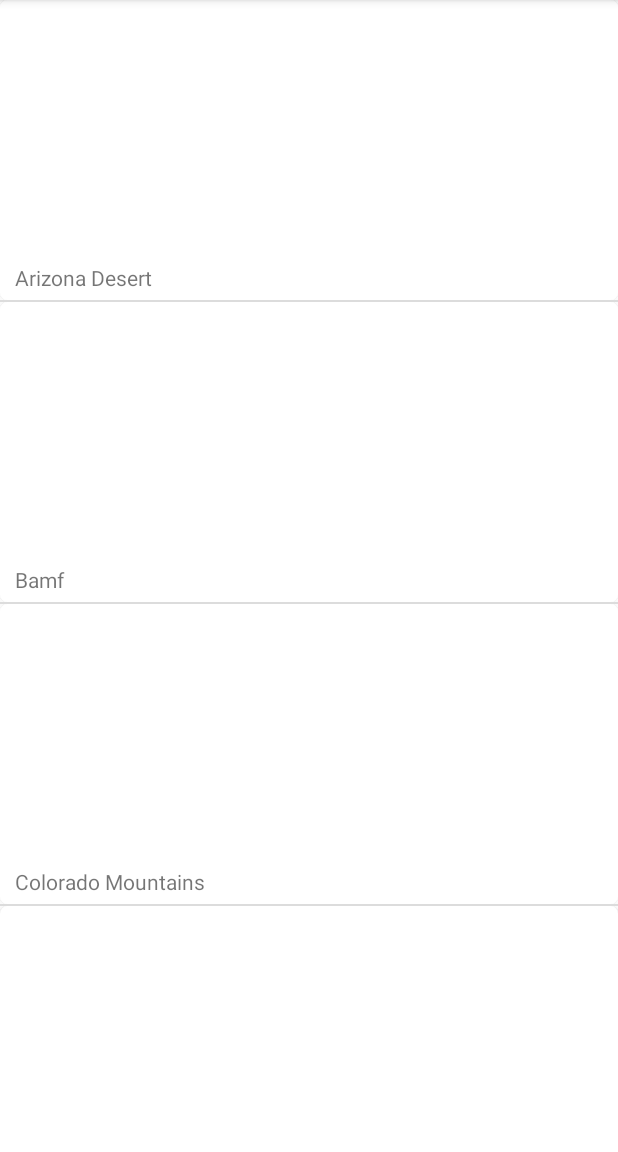
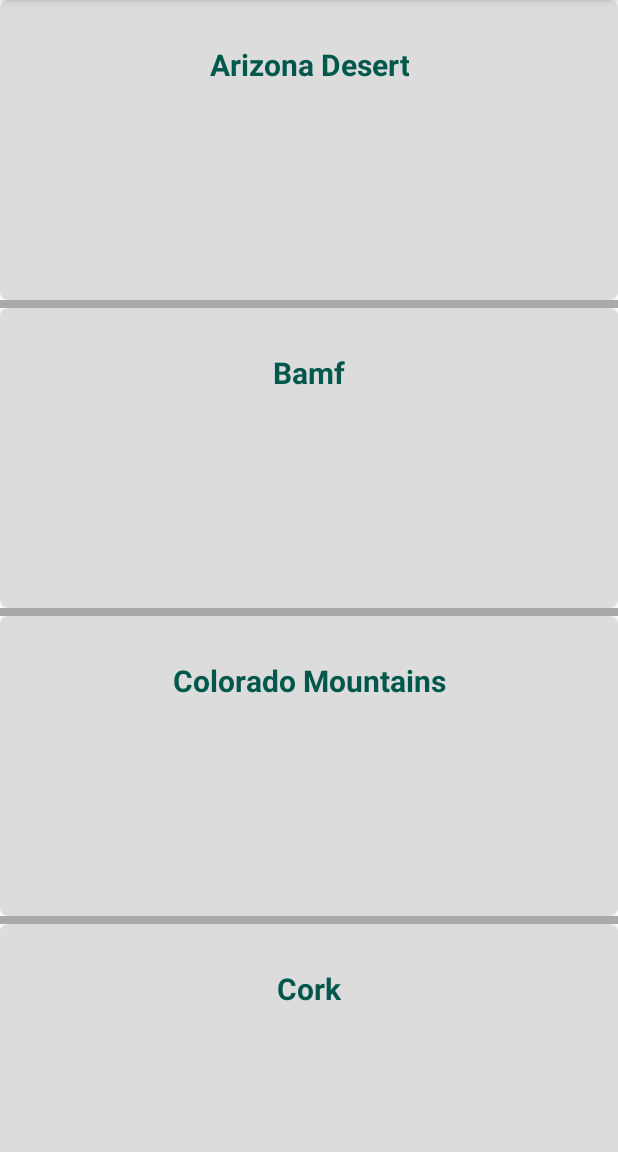
Before and after one commit to alexstarr8155/LineFinder, an Android app: the screen it shows after launch (MainActivity), on a phone screen of 412 x 824 dp, the part 84-1236 px from its top. Run offline under Robolectric (Android 15) with nearby library versions, the phone set to English and light mode, and no system bars; libraries missing offline, so code that uses them is left out: com.nostra13.universalimageloader; 6 statements that could not run were skipped.

Commit message:
Changed the layout of the cardview and animations

```diff
--- a/app/build.gradle
+++ b/app/build.gradle
@@ -6,7 +6,7 @@ android {
     buildToolsVersion "29.0.2"
     defaultConfig {
         applicationId "com.example.lineapp"
-        minSdkVersion 15
+        minSdkVersion 21
         targetSdkVersion 29
         versionCode 1
         versionName "1.0"
--- a/app/src/main/java/com/example/lineapp/MainActivity.java
+++ b/app/src/main/java/com/example/lineapp/MainActivity.java
@@ -18,6 +18,9 @@ public class MainActivity extends AppCompatActivity {
     protected void onCreate(Bundle savedInstanceState) {
         super.onCreate(savedInstanceState);
         setContentView(R.layout.listview_layout);
+
+        //FeedbackNotification notification = new FeedbackNotification();
+        FeedbackNotification.notify(this, "Text", 1);
 
         mListView = (ListView) findViewById(R.id.listView);
 
--- a/app/src/main/java/com/example/lineapp/Place.java
+++ b/app/src/main/java/com/example/lineapp/Place.java
@@ -11,11 +11,25 @@ public class Place {
 
     public Place (String l, String n){
 
-        this.location = l;
-        this.name = n;
-        this.list = new ArrayList<>();
+        location = l;
+        name = n;
+        list = new ArrayList<>();
 
+        list.add("text");
     }
+
+
+    /*
+
+    ;; Place
+    * String, Nat, (listof Str)
+
+    (define-struct (Place location name list)
+
+    (make-place "test" 7 (list "t" "s"))
+
+
+     */
 
     public String getLocation() {
         return location;
--- a/app/src/main/res/anim/load_down_anim.xml
+++ b/app/src/main/res/anim/load_down_anim.xml
@@ -3,6 +3,6 @@
     android:shareInterpolator="@android:anim/decelerate_interpolator">
     <translate
         android:fromXDelta="0%" android:toXDelta="0%"
-        android:fromYDelta="-100%" android:toYDelta="0%"
+        android:fromYDelta="-20%" android:toYDelta="0%"
         android:duration="400" />
 </set>
--- a/app/src/main/res/anim/load_up_anim.xml
+++ b/app/src/main/res/anim/load_up_anim.xml
@@ -4,6 +4,6 @@
     android:shareInterpolator="@android:anim/decelerate_interpolator">
     <translate
         android:fromXDelta="0%" android:toXDelta="0%"
-        android:fromYDelta="100%" android:toYDelta="0%"
+        android:fromYDelta="20%" android:toYDelta="0%"
         android:duration="400" />
 </set>
--- a/app/src/main/res/layout/activity_main.xml
+++ b/app/src/main/res/layout/activity_main.xml
@@ -12,33 +12,49 @@
         android:layout_height="200dp"
         app:cardCornerRadius="5dp"
         android:elevation="20dp"
+        android:backgroundTint="@color/cardLightBackground"
+        app:layout_constraintTop_toTopOf="parent"
         app:contentPaddingLeft="10dp"
         app:contentPaddingRight="10dp"
         app:contentPaddingTop="5dp">
 
-        <LinearLayout
+        <androidx.constraintlayout.widget.ConstraintLayout
             android:layout_width="match_parent"
             android:layout_height="match_parent"
             android:orientation="vertical">
 
             <ImageView
                 android:id="@+id/cardImage"
-
-                android:layout_width="match_parent"
-                android:layout_height="170dp">
+                android:layout_width="125dp"
+                android:layout_height="100dp"
+                android:layout_marginEnd="24dp"
+                android:layout_marginRight="24dp"
+                android:scaleType="fitXY"
+                app:layout_constraintBottom_toBottomOf="parent"
+                app:layout_constraintEnd_toEndOf="parent"
+                app:layout_constraintTop_toBottomOf="@+id/cardTitle"
+                app:layout_constraintVertical_bias="0.363">
 
             </ImageView>
 
             <TextView
                 android:id="@+id/cardTitle"
-                android:layout_width="match_parent"
+                android:layout_width="wrap_content"
                 android:layout_height="wrap_content"
-                android:text="Card Title">
+                android:layout_marginTop="24dp"
+                android:text="Card Title"
+                android:textAlignment="center"
+                android:textColor="@color/colorPrimaryDark"
+                android:textSize="20sp"
+                android:textStyle="bold"
+                app:layout_constraintEnd_toEndOf="parent"
+                app:layout_constraintStart_toStartOf="parent"
+                app:layout_constraintTop_toTopOf="parent">
 
             </TextView>
 
 
-        </LinearLayout>
+        </androidx.constraintlayout.widget.ConstraintLayout>
 
     </androidx.cardview.widget.CardView>
 
--- a/app/src/main/res/layout/listview_layout.xml
+++ b/app/src/main/res/layout/listview_layout.xml
@@ -6,5 +6,7 @@
     <ListView
         android:layout_width="match_parent"
         android:layout_height="match_parent"
+        android:divider="@color/listviewBackground"
+        android:dividerHeight="5dp"
         android:id="@+id/listView"/>
 </LinearLayout>
--- a/app/src/main/res/values/colors.xml
+++ b/app/src/main/res/values/colors.xml
@@ -3,4 +3,6 @@
     <color name="colorPrimary">#008577</color>
     <color name="colorPrimaryDark">#00574B</color>
     <color name="colorAccent">#D81B60</color>
+    <color name="cardLightBackground">#DCDCDC</color>
+    <color name="listviewBackground">#A9A9A9</color>
 </resources>
```
